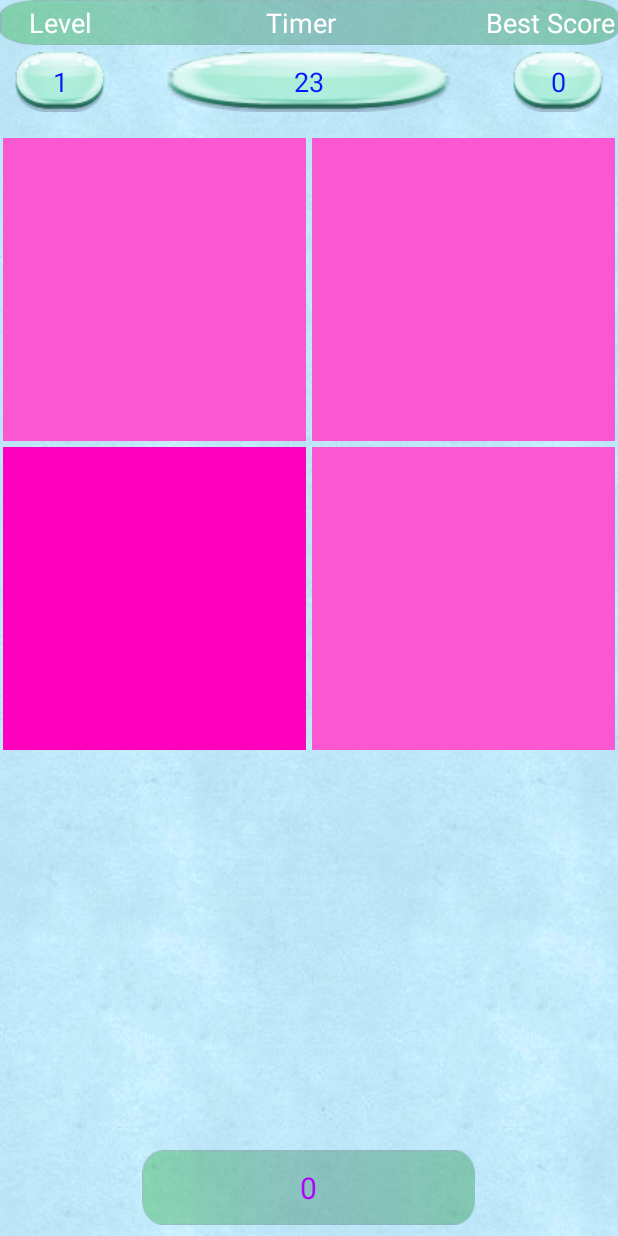
After one commit to sangbook96/GameMini_update, an Android app: the Screen_Kukube screen opened directly, with no data from a screen before it, on a phone screen of 412 x 824 dp. The commit adds this screen. Run offline under Robolectric (Android 15) with nearby library versions, the phone set to English and light mode, and no system bars.

Commit message:
Add game Kukube

```diff
--- a/app/src/main/AndroidManifest.xml
+++ b/app/src/main/AndroidManifest.xml
@@ -21,6 +21,7 @@
         <activity android:name=".Toan.Toan.MainToan"></activity>
         <activity android:name=".Toan.LatHinh.Screen_Hinh"></activity>
         <activity android:name=".Toan.HightScore.main_Score"></activity>
+        <activity android:name=".Toan.KuKuBe.Screen_Kukube"></activity>
     </application>
 
 </manifest>
--- /dev/null
+++ b/app/src/main/java/com/example/st/gamemini/Toan/KuKuBe/Screen_Kukube.java
@@ -0,0 +1,231 @@
+package com.example.st.gamemini.Toan.KuKuBe;
+
+import android.app.Activity;
+import android.content.Context;
+import android.content.SharedPreferences;
+import android.media.AudioAttributes;
+import android.media.AudioManager;
+import android.media.SoundPool;
+import android.os.Build;
+import android.os.Bundle;
+import android.os.CountDownTimer;
+import android.support.annotation.Nullable;
+import android.view.View;
+import android.widget.AdapterView;
+import android.widget.GridView;
+import android.widget.TextView;
+import android.widget.Toast;
+
+import com.example.st.gamemini.R;
+
+import java.util.ArrayList;
+
+/**
+ * Created by ST on 10/24/2017.
+ */
+
+public class Screen_Kukube extends Activity {
+    TextView txtBestScore, txtScore, txtimer;
+    GridView gridKukube;
+    TaoMau t = new TaoMau();
+    ArrayList arr;
+    adapter_kukube adp;
+    int diem = 0;
+    int soO = 2;
+    //sound
+    private SoundPool soundPool;
+    private AudioManager audioManager;
+    // Số luồng âm thanh phát ra tối đa.
+    private static final int MAX_STREAMS = 5;
+    // Chọn loại luồng âm thanh để phát nhạc.
+    private static final int streamType = AudioManager.STREAM_MUSIC;
+    private boolean loaded;
+    private int soundIdGameOver, soundIDTryAgain, soundIdWin, soundIdGood, soundIDHind;
+    private float volume;
+    SharedPreferences sharedPreferences;
+    CountDownTimer countDownTimer = new CountDownTimer(5000, 100) {
+        @Override
+        public void onTick(long millisUntilFinished) {
+            txtimer.setText(millisUntilFinished / 100 + "");
+        }
+        @Override
+        public void onFinish() {
+            doSave();
+            playSoundGameOver();
+            finish();
+        }
+    }.start();
+
+    @Override
+    protected void onCreate(@Nullable Bundle savedInstanceState) {
+        super.onCreate(savedInstanceState);
+        setContentView(R.layout.main_kukube);
+        AnhXa();
+//    /*    KhoiTao();
+        setDuLieu();
+        music();
+        loadSave();
+        setonClick();
+    }
+
+    public void AnhXa() {
+        txtBestScore = (TextView) findViewById(R.id.txtBestScoreKukube);
+        txtScore = (TextView) findViewById(R.id.txtScoreKukube);
+        txtimer = (TextView) findViewById(R.id.Chronometer_ScoreKukube);
+        gridKukube = (GridView) findViewById(R.id.gridkukube);
+
+    }
+
+
+    private void setDuLieu() {
+        Level();
+        adp = new adapter_kukube(this, R.layout.item_kukube, arr);
+        gridKukube.setAdapter(adp);
+        txtScore.setText(String.valueOf(diem));
+        adp.notifyDataSetChanged();
+    }
+
+    public void Level() {
+        if (diem < 10) {
+            gridKukube.setNumColumns(2);
+            soO = 4;
+        } else {
+            gridKukube.setNumColumns(diem / 10 + 2);
+            soO = (diem / 10 + 2) * (diem / 10 + 2);
+        }
+        arr = new ArrayList<String>(t.taoBangMau(soO));
+    }
+
+    private void setonClick() {
+        gridKukube.setOnItemClickListener(new AdapterView.OnItemClickListener() {
+            @Override
+            public void onItemClick(AdapterView<?> parent, View view, int position, long id) {
+                if (position == t.dapAn) {
+                    countDownTimer.start();
+                    setDuLieu();
+                    playSoundHint();
+                }
+            }
+        });
+    }
+    //Lưu điểm
+    //được gọi khi người dùng lưu điểm
+    public void doSave() {
+        //khai báo lưu điểm.
+
+        sharedPreferences = getSharedPreferences("HighScoreKukuKuBe", Context.MODE_PRIVATE);
+        SharedPreferences.Editor editor = sharedPreferences.edit();
+        if (Integer.valueOf((String) txtBestScore.getText()) < Integer.valueOf((String) txtScore.getText())) {
+            editor.putInt("Score", Integer.valueOf(txtScore.getText().toString().trim()));
+            Toast.makeText(this, "Điểm Cao!", Toast.LENGTH_SHORT).show();
+        }else {
+            Toast.makeText(this, "Điểm của bạn!", Toast.LENGTH_SHORT).show();
+        }
+        editor.apply();
+    }
+    //load các giá trị đã lưu
+    public void loadSave() {
+        sharedPreferences = getSharedPreferences("HighScoreKukuKuBe", Context.MODE_PRIVATE);
+        if (sharedPreferences != null) {
+            String diemcao = String.valueOf(sharedPreferences.getInt("Score", 0));
+            this.txtBestScore.setText(diemcao);
+        }
+    }
+    //xử lí sound trong game.
+    public void music() {
+        // Đối tượng AudioManager sử dụng để điều chỉnh âm lượng.
+        audioManager = (AudioManager) getSystemService(AUDIO_SERVICE);
+
+        // Chỉ số âm lượng hiện tại của loại luồng nhạc cụ thể (streamType).
+        float currentVolumeIndex = (float) audioManager.getStreamVolume(streamType);
+
+
+        // Chỉ số âm lượng tối đa của loại luồng nhạc cụ thể (streamType).
+        float maxVolumeIndex = (float) audioManager.getStreamMaxVolume(streamType);
+
+        // Âm lượng  (0 --> 1)
+        this.volume = currentVolumeIndex / maxVolumeIndex;
+
+        // Cho phép thay đổi âm lượng các luồng kiểu 'streamType' bằng các nút
+        // điều khiển của phần cứng.
+        this.setVolumeControlStream(streamType);
+
+        // Với phiên bản Android SDK >= 21
+        if (Build.VERSION.SDK_INT >= 21) {
+
+            AudioAttributes audioAttrib = new AudioAttributes.Builder()
+                    .setUsage(AudioAttributes.USAGE_GAME)
+                    .setContentType(AudioAttributes.CONTENT_TYPE_SONIFICATION)
+                    .build();
+
+            SoundPool.Builder builder = new SoundPool.Builder();
+            builder.setAudioAttributes(audioAttrib).setMaxStreams(MAX_STREAMS);
+
+            this.soundPool = builder.build();
+        }
+        // Với phiên bản Android SDK < 21
+        else {
+            // SoundPool(int maxStreams, int streamType, int srcQuality)
+            this.soundPool = new SoundPool(MAX_STREAMS, AudioManager.STREAM_MUSIC, 0);
+        }
+
+        // Sự kiện SoundPool đã tải lên bộ nhớ thành công.
+        this.soundPool.setOnLoadCompleteListener(new SoundPool.OnLoadCompleteListener() {
+            @Override
+            public void onLoadComplete(SoundPool soundPool, int sampleId, int status) {
+                loaded = true;
+            }
+        });
+
+        // Tải file nhạc tiếng gameover! vào SoundPool.
+        this.soundIdGameOver = this.soundPool.load(this, R.raw.gameover1, 1);
+        this.soundIdWin = this.soundPool.load(this, R.raw.winning, 1);
+        // Tải file nhạc tiếng good vào SoundPool.
+        this.soundIdGood = this.soundPool.load(this, R.raw.good1, 1);
+        //Tải file nhạc ẩn hiện vào soundPool
+        this.soundIDHind = this.soundPool.load(this, R.raw.hintsound, 1);
+        this.soundIDTryAgain = this.soundPool.load(this, R.raw.tryagain2, 1);
+
+    }
+
+    // Khi 2 hình giống nhau
+    public void playSoundGood() {
+        if (loaded) {
+            float leftVolumn = volume;
+            float rightVolumn = volume;
+            // Phát âm thanh tiếng good. Trả về ID của luồng mới phát ra.
+            int streamId = this.soundPool.play(this.soundIdGood, leftVolumn, rightVolumn, 1, 0, 1f);
+        }
+    }
+
+    // Khi hiện tất cả hình
+    public void playSoundHint() {
+        if (loaded) {
+            float leftVolumn = volume;
+            float rightVolumn = volume;
+            // Phát âm thanh tiếng Hint. Trả về ID của luồng mới phát ra.
+            int streamId = this.soundPool.play(this.soundIDHind, leftVolumn, rightVolumn, 1, 0, 1f);
+        }
+    }
+
+    // Khi người dùng thua cuộc.
+    public void playSoundGameOver() {
+        if (loaded) {
+            float leftVolumn = volume;
+            float rightVolumn = volume;
+
+            // Phát âm thanh tiếng gameOver
+            // Trả về ID của luồng mới phát ra.
+            int streamId = this.soundPool.play(this.soundIdGameOver, leftVolumn, rightVolumn, 1, 0, 1f);
+        }
+    }
+
+    public void playSoundWin() {
+        if (loaded) {
+            float leftVolumn = volume;
+            float rightVolumn = volume;
+            // Phát âm thanh tiếng Hint. Trả về ID của luồng mới phát ra.
+            int streamId = this.soundPool.play(this.soundIdWin, leftVolumn, rightVolumn, 1, 0, 1f);
+        }
+    }
+}
--- /dev/null
+++ b/app/src/main/java/com/example/st/gamemini/Toan/KuKuBe/TaoMau.java
@@ -0,0 +1,40 @@
+package com.example.st.gamemini.Toan.KuKuBe;
+
+import java.util.ArrayList;
+import java.util.Random;
+
+/**
+ * Created by ST on 10/24/2017.
+ */
+
+public class TaoMau  {
+    static int dapAn;
+    Random rd=new Random();
+    String string[]=new String[]{
+            "#2b8cf9","#58ACFA"
+            ,"#FF00FF","#F781F3"
+            ,"#00BFFF","#58D3F7"
+            ,"#9A2EFE","#BE81F7"
+            ,"#FF0040","#FA5882"
+            ,"#3ADF00","#64FE2E"
+            ,"#FF00BF","#FA58D0"
+    };
+    public ArrayList taoBangMau(int n){
+        ArrayList<String>a=new ArrayList<>();
+
+        int x= rd.nextInt(n);
+        dapAn=x;
+        int y=rd.nextInt(string.length-1);
+        if (y%2==1){
+            y--;
+        }
+        for (int i=0;i<n;i++){
+            if (i==x){
+                a.add(string[y]);
+            }else {
+                a.add(string[y+1]);
+            }
+        }
+        return a;
+    }
+}
--- /dev/null
+++ b/app/src/main/java/com/example/st/gamemini/Toan/KuKuBe/adapter_kukube.java
@@ -0,0 +1,47 @@
+package com.example.st.gamemini.Toan.KuKuBe;
+
+import android.content.Context;
+import android.graphics.Color;
+import android.support.annotation.LayoutRes;
+import android.support.annotation.NonNull;
+import android.support.annotation.Nullable;
+import android.view.LayoutInflater;
+import android.view.View;
+import android.view.ViewGroup;
+import android.widget.ArrayAdapter;
+import android.widget.TextView;
+
+import com.example.st.gamemini.R;
+
+import java.util.ArrayList;
+
+/**
+ * Created by ST on 10/24/2017.
+ */
+
+public class adapter_kukube extends   ArrayAdapter<String> {
+    private Context context;
+    private int resource;
+    private ArrayList<String> arr;
+    private ArrayAdapter<String> adp;
+
+
+    public adapter_kukube(@NonNull Context context, @LayoutRes int resource, @NonNull ArrayList<String> objects) {
+        super(context, resource, objects);
+        this.context = context;
+        this.resource = resource;
+        this.arr = objects;
+    }
+
+    @NonNull
+    @Override
+    public View getView(int position, @Nullable View convertView, @NonNull ViewGroup parent) {
+        convertView = LayoutInflater.from(context).inflate(R.layout.item_kukube, parent, false);
+        TextView txtColor = (TextView) convertView.findViewById(R.id.txtItemKukukube);
+
+        //kukube kukube = arr.get(position);
+        txtColor.setBackgroundColor(Color.parseColor(arr.get(position).trim()));
+
+        return convertView;
+    }
+}
--- /dev/null
+++ b/app/src/main/java/com/example/st/gamemini/Toan/KuKuBe/textView_1.java
@@ -0,0 +1,34 @@
+package com.example.st.gamemini.Toan.KuKuBe;
+
+import android.content.Context;
+import android.support.annotation.Nullable;
+import android.util.AttributeSet;
+import android.widget.TextView;
+
+/**
+ * Created by ST on 10/24/2017.
+ */
+
+public class textView_1 extends TextView {
+    public textView_1(Context context) {
+        super(context);
+    }
+
+    public textView_1(Context context, @Nullable AttributeSet attrs) {
+        super(context, attrs);
+    }
+
+    public textView_1(Context context, @Nullable AttributeSet attrs, int defStyleAttr) {
+        super(context, attrs, defStyleAttr);
+    }
+
+    @Override
+    protected void onMeasure(int widthMeasureSpec, int heightMeasureSpec) {
+        //lấy ra chiều rộng chiều cao
+        super.onMeasure(widthMeasureSpec, heightMeasureSpec);
+        int width = getMeasuredWidth();//trả về chiều ngang của item
+        int height = getMeasuredHeight();//trả về chiều cao của item
+        setMeasuredDimension(width, width);
+    }
+
+}
--- a/app/src/main/java/com/example/st/gamemini/Toan/Main/MainActivity.java
+++ b/app/src/main/java/com/example/st/gamemini/Toan/Main/MainActivity.java
@@ -10,12 +10,13 @@ import android.widget.Toast;
 
 import com.example.st.gamemini.R;
 import com.example.st.gamemini.Toan.HightScore.main_Score;
+import com.example.st.gamemini.Toan.KuKuBe.Screen_Kukube;
 import com.example.st.gamemini.Toan.LatHinh.LatHinh;
 import com.example.st.gamemini.Toan.Toan.MainToan;
 
 
 public class MainActivity extends Activity {
-    ImageView imgLatHinh,imgGiaiToan,imgHighScore;
+    ImageView imgLatHinh,imgGiaiToan,imgHighScore,imgKukube;
     Button btShare,btRate;
     public void KhoiTao(){
        /* Bitmap bitmap= BitmapFactory.decodeResource(this.getResources(), R.drawable.lathinh);
@@ -27,11 +28,14 @@ public class MainActivity extends Activity {
         imgLatHinh=(ImageView)findViewById(R.id.imgLatHinh);
         imgGiaiToan=(ImageView)findViewById(R.id.imgGiaiToan);
         imgHighScore=(ImageView)findViewById(R.id.imgHighScore_Main);
+        imgKukube=(ImageView)findViewById(R.id.imgkukube);
         btShare=(Button)findViewById(R.id.btShare);
         btRate=(Button)findViewById(R.id.btRate);
         imgLatHinh.setImageResource(R.drawable.math_memory);
         imgGiaiToan.setImageResource(R.drawable.sum_finder);
         imgHighScore.setImageResource(R.drawable.high_score);
+        imgKukube.setImageResource(R.drawable.lathinh);
+
        /* imgLatHinh.setImageBitmap(circularBitmap);
         imgGiaiToan.setImageBitmap(circularBitmap1);
         imgHighScore.setImageBitmap(circularBitmap2);*/
@@ -58,6 +62,13 @@ public class MainActivity extends Activity {
                 startActivity(in);
             }
         });
+        imgKukube.setOnClickListener(new View.OnClickListener() {
+            @Override
+            public void onClick(View v) {
+                Intent in=new Intent(getApplication(), Screen_Kukube.class);
+                startActivity(in);
+            }
+        });
         btRate.setOnClickListener(new View.OnClickListener() {
             @Override
             public void onClick(View v) {
--- a/app/src/main/res/layout/activity_main.xml
+++ b/app/src/main/res/layout/activity_main.xml
@@ -9,7 +9,7 @@
     <ImageView
         android:layout_width="match_parent"
         android:src="@drawable/kidsmathtext"
-        android:layout_height="80pt"
+        android:layout_height="60pt"
         android:id="@+id/imageView" />
     <ImageView
         android:id="@+id/imgLatHinh"
@@ -72,5 +72,13 @@
         android:layout_alignParentBottom="true"
         android:layout_alignParentEnd="true" />
 
+    <ImageView
+        android:id="@+id/imgkukube"
+        android:layout_width="150dp"
+        android:layout_height="150dp"
+        app:srcCompat="@drawable/lathinh"
+        android:layout_alignTop="@+id/imgHighScore_Main"
+        android:layout_alignStart="@+id/imgLatHinh" />
+
 
 </RelativeLayout>
--- /dev/null
+++ b/app/src/main/res/layout/include_bar_kukube.xml
@@ -0,0 +1,97 @@
+<?xml version="1.0" encoding="utf-8"?>
+<RelativeLayout xmlns:android="http://schemas.android.com/apk/res/android"
+    android:layout_width="match_parent" android:layout_height="match_parent">
+
+    <TableRow
+        android:id="@+id/tableRow"
+        android:background="@drawable/toast_back_cn"
+        android:layout_width="match_parent"
+        android:gravity="center"
+        android:layout_height="30dp" >
+
+        <TextView
+            android:id="@+id/textView3"
+            android:layout_width="80dp"
+            android:textSize="18dp"
+            android:textColor="#ffffff"
+            android:gravity="center"
+            android:layout_height="wrap_content"
+            android:text="Level" />
+
+        <TextView
+            android:id="@+id/textView2"
+            android:layout_weight="2"
+            android:textSize="18dp"
+            android:textColor="#ffffff"
+            android:layout_width="wrap_content"
+            android:gravity="center"
+            android:layout_height="wrap_content"
+            android:text="Timer" />
+
+        <TextView
+            android:id="@+id/textView"
+            android:textSize="18dp"
+            android:textColor="#ffffff"
+            android:gravity="center"
+            android:layout_width="90dp"
+            android:layout_height="wrap_content"
+            android:text="Best Score" />
+    </TableRow>
+
+    <TableRow
+        android:layout_width="match_parent"
+        android:layout_height="50dp"
+        android:gravity="center"
+        android:layout_gravity="center"
+        android:layout_below="@+id/tableRow"
+        android:layout_alignParentStart="true">
+
+        <TextView
+            android:id="@+id/txtlevelHinh"
+            android:background="@drawable/scback_3"
+            android:gravity="center"
+            android:layout_gravity="center"
+            android:textSize="18dp"
+            android:textColor="#031bfa"
+            android:layout_width="80dp"
+            android:layout_height="wrap_content"
+            android:text="1" />
+        <TextView
+            android:layout_weight="2"
+            android:id="@+id/Chronometer_ScoreKukube"
+            android:textSize="18dp"
+            android:gravity="center"
+            android:textColor="#031bfa"
+            android:background="@drawable/scback_3"
+            android:layout_width="wrap_content"
+            android:layout_height="wrap_content"
+            />
+
+        <TextView
+            android:id="@+id/txtBestScoreKukube"
+            android:background="@drawable/scback_3"
+            android:textSize="18dp"
+            android:textColor="#031bfa"
+            android:gravity="center"
+            android:layout_gravity="center"
+            android:layout_width="80dp"
+            android:layout_height="wrap_content"
+            android:text="100" />
+    </TableRow>
+
+
+    <TextView
+        android:id="@+id/txtScoreKukube"
+        android:layout_width="100pt"
+        android:layout_height="50dp"
+        android:textSize="20dp"
+        android:textColor="#b004fa"
+        android:gravity="center"
+        android:background="@drawable/toast_back_cn"
+        android:layout_marginBottom="7dp"
+        android:text="00"
+        android:layout_alignParentBottom="true"
+        android:layout_centerHorizontal="true" />
+
+
+</RelativeLayout>
--- /dev/null
+++ b/app/src/main/res/layout/item_kukube.xml
@@ -0,0 +1,19 @@
+<?xml version="1.0" encoding="utf-8"?>
+<LinearLayout xmlns:android="http://schemas.android.com/apk/res/android"
+    android:layout_width="match_parent"
+    android:layout_height="match_parent"
+    android:orientation="vertical">
+
+    <com.example.st.gamemini.Toan.KuKuBe.textView_1
+        android:id="@+id/txtItemKukukube"
+        android:layout_width="match_parent"
+        android:layout_height="match_parent"
+        android:layout_gravity="center"
+        android:layout_margin="2dp"
+        android:textStyle="bold"
+        android:textSize="13pt"
+        android:textColor="#2b8cf9"
+        android:background="@drawable/b"
+        android:gravity="center"
+         />
+</LinearLayout>
--- /dev/null
+++ b/app/src/main/res/layout/main_kukube.xml
@@ -0,0 +1,19 @@
+<?xml version="1.0" encoding="utf-8"?>
+<RelativeLayout xmlns:android="http://schemas.android.com/apk/res/android"
+    android:layout_width="match_parent"
+    android:background="@drawable/background3"
+    android:layout_height="match_parent">
+    <include layout="@layout/include_bar_kukube"></include>
+
+    <GridView
+        android:id="@+id/gridkukube"
+        android:layout_width="match_parent"
+        android:layout_height="match_parent"
+
+        android:layout_alignParentBottom="true"
+        android:layout_alignParentStart="true"
+        android:columnWidth="4dp"
+        android:layout_marginBottom="70dp"
+        android:layout_marginTop="90dp" />
+
+</RelativeLayout>
```
